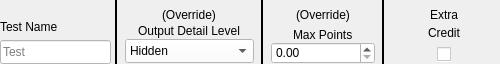
Old version of the form MIPS-creator/TestLayoutTopRow.ui in the repository iankamin/MIPS-Autograder.
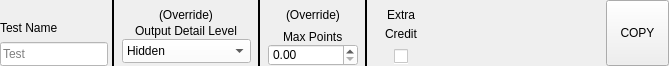
New version of the form.

Commit message: Copy Works Correctly

What changed in the file:
```diff
--- a/MIPS-creator/TestLayoutTopRow.ui
+++ b/MIPS-creator/TestLayoutTopRow.ui
@@ -6,26 +6,26 @@
    <rect>
     <x>0</x>
     <y>0</y>
-    <width>500</width>
-    <height>64</height>
+    <width>669</width>
+    <height>66</height>
    </rect>
   </property>
   <property name="sizePolicy">
-   <sizepolicy hsizetype="Minimum" vsizetype="Minimum">
+   <sizepolicy hsizetype="Preferred" vsizetype="Minimum">
     <horstretch>0</horstretch>
     <verstretch>0</verstretch>
    </sizepolicy>
   </property>
   <property name="minimumSize">
    <size>
-    <width>500</width>
+    <width>400</width>
     <height>64</height>
    </size>
   </property>
   <property name="maximumSize">
    <size>
-    <width>500</width>
-    <height>66</height>
+    <width>1111111</width>
+    <height>71</height>
    </size>
   </property>
   <property name="styleSheet">
@@ -324,7 +324,7 @@
          </property>
          <property name="sizeHint" stdset="0">
           <size>
-           <width>20</width>
+           <width>59</width>
            <height>7</height>
           </size>
          </property>
@@ -415,6 +415,38 @@
        </item>
       </layout>
      </item>
+     <item>
+      <spacer name="horizontalSpacer">
+       <property name="orientation">
+        <enum>Qt::Horizontal</enum>
+       </property>
+       <property name="sizeHint" stdset="0">
+        <size>
+         <width>40</width>
+         <height>20</height>
+        </size>
+       </property>
+      </spacer>
+     </item>
+     <item>
+      <widget class="QPushButton" name="CopyButton">
+       <property name="sizePolicy">
+        <sizepolicy hsizetype="Minimum" vsizetype="Preferred">
+         <horstretch>0</horstretch>
+         <verstretch>0</verstretch>
+        </sizepolicy>
+       </property>
+       <property name="maximumSize">
+        <size>
+         <width>63</width>
+         <height>16777215</height>
+        </size>
+       </property>
+       <property name="text">
+        <string>COPY</string>
+       </property>
+      </widget>
+     </item>
     </layout>
    </item>
   </layout>
```
The commit also changes 10 other files.
